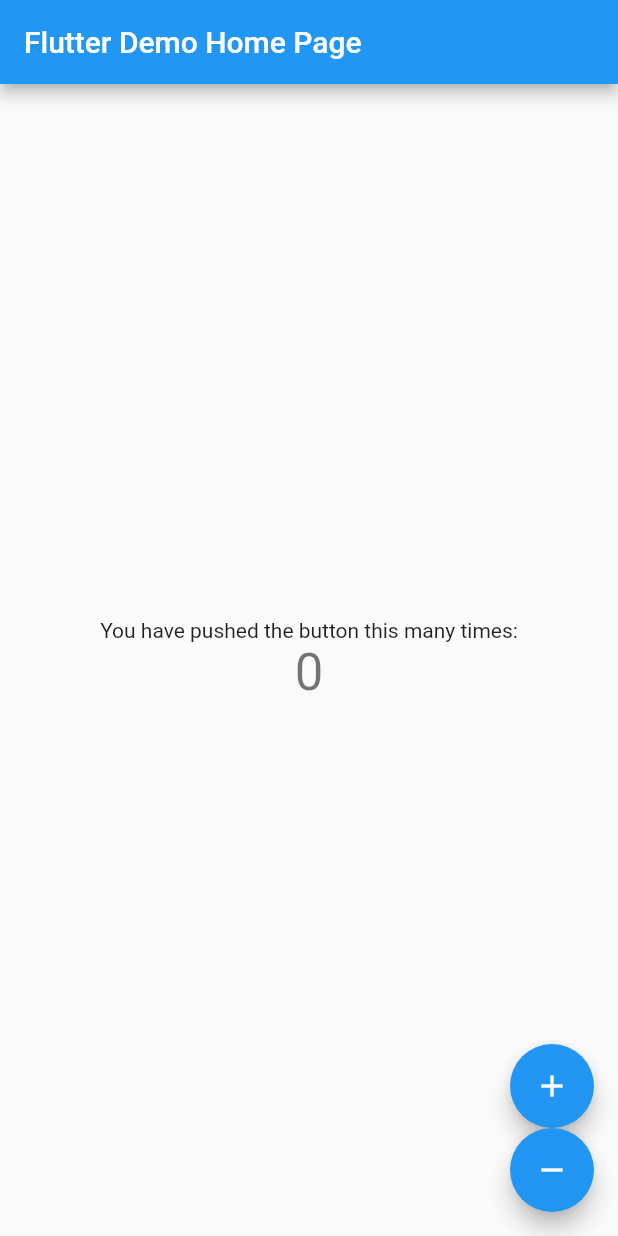
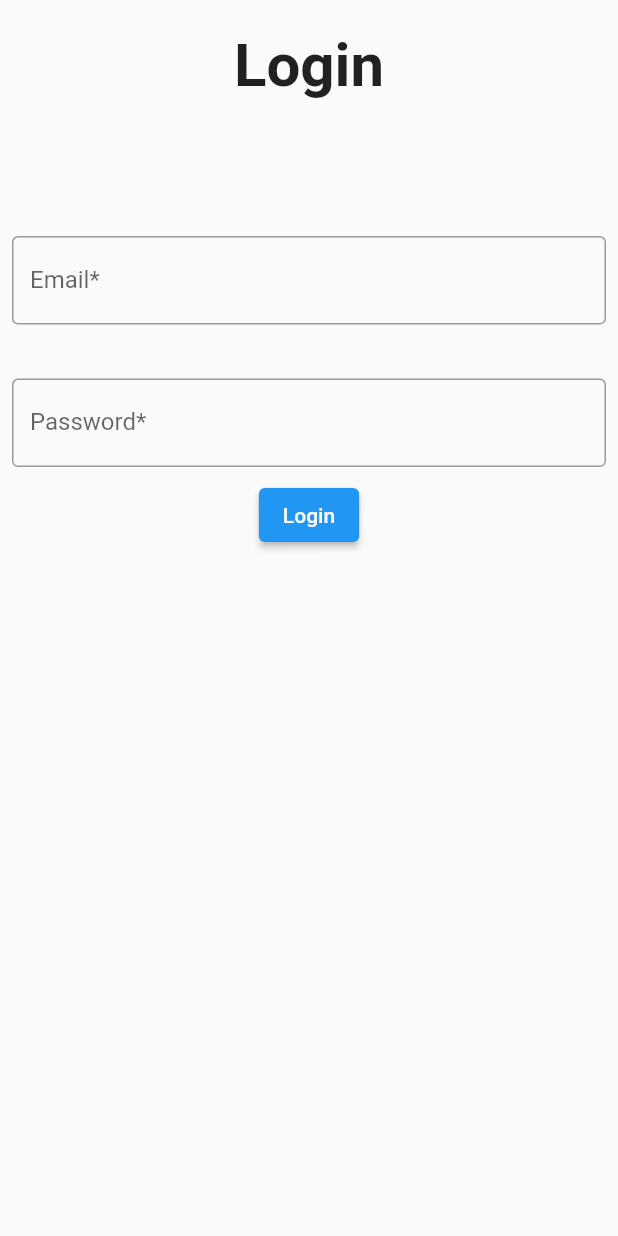
Before and after one commit to royalraju96/bloc_learning, a Flutter app: the screen it shows after launch, on a phone screen of 412 x 824 dp. Run offline on Flutter 3.47's test engine with Material 2 defaults, Android fonts, the phone set to English and light mode, and no system bars; our stand-ins replace flutter_bloc.

Commit message:
Added login screen and bloc

```diff
--- a/lib/counter/cubit/counter_cubit.dart
+++ b/lib/counter/cubit/counter_cubit.dart
@@ -1,17 +1,33 @@
+import 'package:bloc_learning/counter/repository/counter_repository.dart';
 import 'package:flutter_bloc/flutter_bloc.dart';
 
 part 'counter_state.dart';
 
 class CounterCubit extends Cubit<CounterState> {
-  CounterCubit() : super(CounterState(0));
-
+  CounterCubit() : super(const CounterState(0, {}, []));
+  final repo = CounterRepository();
   void increment() {
     int value = state.counterValue + 1;
-    emit(CounterState(value));
+    emit(CounterState(value, {}, []));
   }
 
   void decrement() {
     int value = state.counterValue - 1;
-    emit(CounterState(value));
+    emit(CounterState(value, {}, []));
+  }
+
+  void getDashboardData() async {
+    final response = await repo.getCustomerData();
+
+    emit(CounterState(0, response, []));
+  }
+
+  void login(String email, String password) async {
+    try {
+      final response = await repo.login(email, password);
+      emit(CounterState(0, {}, response));
+    } on Exception {
+      emit(const CounterState(0, {}, []));
+    }
   }
 }
--- a/lib/counter/cubit/counter_state.dart
+++ b/lib/counter/cubit/counter_state.dart
@@ -1,6 +1,8 @@
 part of 'counter_cubit.dart';
 
 class CounterState {
-  CounterState(this.counterValue);
+  const CounterState(this.counterValue, this.dashboardData, this.loginData);
   final int counterValue;
+  final Map<String, dynamic> dashboardData;
+  final List loginData;
 }
--- a/lib/counter/screens/counter.dart
+++ b/lib/counter/screens/counter.dart
@@ -25,11 +25,12 @@ class _MyHomePageState extends State<MyHomePage> {
             const Text(
               'You have pushed the button this many times:',
             ),
-            BlocBuilder<CounterCubit, CounterState>(
-                builder: (_, state) => Text(
-                      '${state.counterValue}',
-                      style: Theme.of(context).textTheme.headlineMedium,
-                    )),
+            BlocBuilder<CounterCubit, CounterState>(builder: (_, state) {
+              return Text(
+                '${state.counterValue}',
+                style: Theme.of(context).textTheme.headlineMedium,
+              );
+            }),
           ],
         ),
       ),
--- /dev/null
+++ b/lib/login/components/login_field.dart
@@ -0,0 +1,18 @@
+import 'package:flutter/material.dart';
+
+class LoginField extends StatelessWidget {
+  const LoginField({super.key, required this.label, required this.controller});
+  final String label;
+  final TextEditingController controller;
+  @override
+  Widget build(BuildContext context) {
+    return Padding(
+      padding: const EdgeInsets.all(8.0),
+      child: TextField(
+        controller: controller,
+        decoration: InputDecoration(
+            border: const OutlineInputBorder(), label: Text(label)),
+      ),
+    );
+  }
+}
--- /dev/null
+++ b/lib/login/screen/login.dart
@@ -0,0 +1,64 @@
+import 'package:bloc_learning/counter/cubit/counter_cubit.dart';
+import 'package:bloc_learning/login/components/login_field.dart';
+import 'package:flutter/material.dart';
+import 'package:flutter_bloc/flutter_bloc.dart';
+
+class Login extends StatefulWidget {
+  const Login({super.key});
+
+  @override
+  State<Login> createState() => _LoginState();
+}
+
+class _LoginState extends State<Login> {
+  final TextEditingController email = TextEditingController();
+  final TextEditingController pass = TextEditingController();
+  @override
+  Widget build(BuildContext context) {
+    return Scaffold(
+      body: BlocListener<CounterCubit, CounterState>(
+        listener: (context, state) {
+          if (state.loginData.isEmpty) {
+            ScaffoldMessenger.of(context).showSnackBar(const SnackBar(
+              content: Text('Please enter valid email/password'),
+              backgroundColor: Colors.red,
+            ));
+          } else {
+            ScaffoldMessenger.of(context).showSnackBar(const SnackBar(
+              content: Text('Login Success'),
+              backgroundColor: Colors.green,
+            ));
+          }
+        },
+        child: SafeArea(
+          child: Column(
+            children: [
+              const Padding(
+                padding: EdgeInsets.only(top: 20.0),
+                child: Text(
+                  'Login',
+                  style: TextStyle(fontSize: 40, fontWeight: FontWeight.bold),
+                ),
+              ),
+              SizedBox(height: MediaQuery.of(context).size.height * 0.1),
+              LoginField(
+                controller: email,
+                label: 'Email*',
+              ),
+              const SizedBox(height: 20),
+              LoginField(
+                controller: pass,
+                label: 'Password*',
+              ),
+              ElevatedButton(
+                  onPressed: () {
+                    context.read<CounterCubit>().login(email.text, pass.text);
+                  },
+                  child: const Text('Login'))
+            ],
+          ),
+        ),
+      ),
+    );
+  }
+}
--- a/lib/main.dart
+++ b/lib/main.dart
@@ -1,8 +1,7 @@
 import 'package:bloc_learning/counter/cubit/counter_cubit.dart';
+import 'package:bloc_learning/login/screen/login.dart';
 import 'package:flutter/material.dart';
 import 'package:flutter_bloc/flutter_bloc.dart';
-
-import 'counter/screens/counter.dart';
 
 void main() {
   runApp(const MyApp());
@@ -20,7 +19,7 @@ class MyApp extends StatelessWidget {
       ),
       home: BlocProvider<CounterCubit>(
         create: (context) => CounterCubit(),
-        child: const MyHomePage(title: 'Flutter Demo Home Page'),
+        child: const Login(),
       ),
     );
   }
--- a/pubspec.yaml
+++ b/pubspec.yaml
@@ -36,6 +36,8 @@ dependencies:
   # Use with the CupertinoIcons class for iOS style icons.
   cupertino_icons: ^1.0.2
   flutter_bloc: ^8.1.2
+  http: ^0.13.5
+
 
 dev_dependencies:
   flutter_test:
```
Also changed, not shown: lib/counter/repository/counter_repository.dart (added, +38 -0 lines), pubspec.lock.
